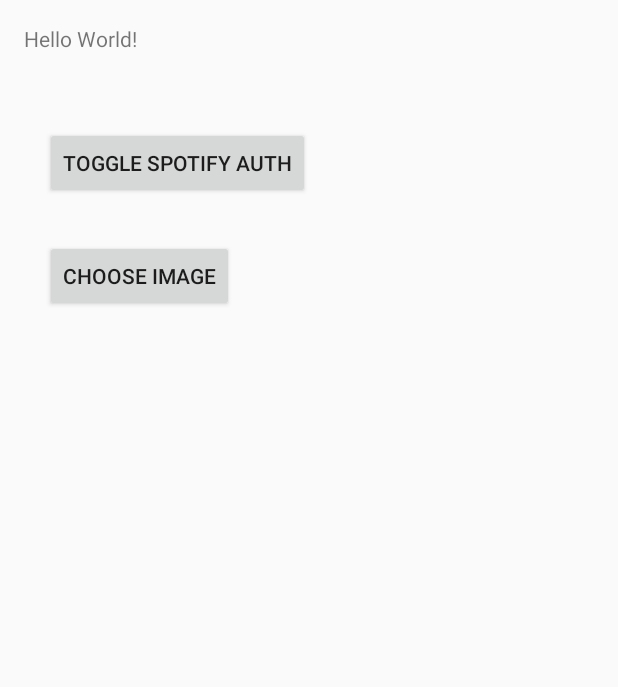
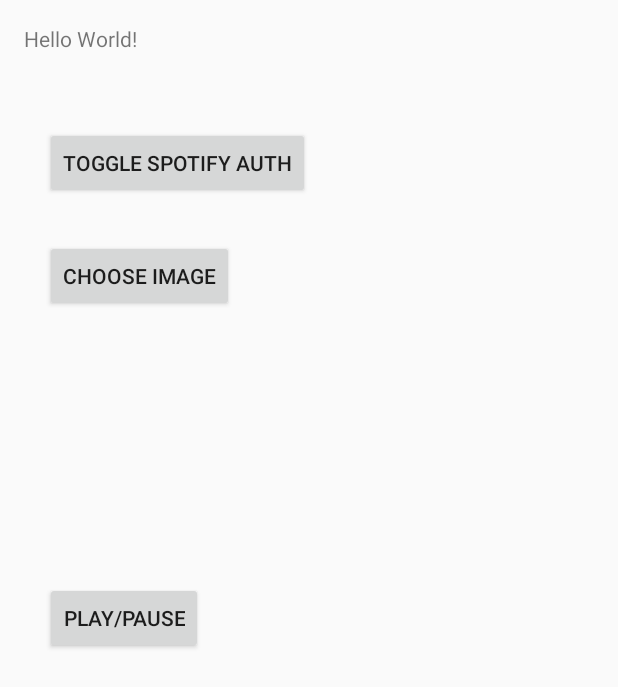
Before and after one commit to charlieCollins/MoodGenre, an Android app: the screen it shows after launch (MainActivity), on a phone screen of 412 x 824 dp. Shown: the top 687 px of the screen. Run offline under Robolectric (Android 15) with nearby library versions, the light colour scheme and no system bars; libraries missing offline, so code that uses them is left out: com.amazonaws.auth, com.amazonaws.mobileconnectors, com.amazonaws.regions, com.spotify.sdk, pl.aprilapps.easyphotopicker and 1 more; 13 statements that could not run were skipped.

Commit message:
Refactor MainActivity to separate operations into private methods, out of android lifecycle methods and callbacks.

```diff
--- a/app/src/main/java/moodgenre/spotify/com/moodgenre/MainActivity.java
+++ b/app/src/main/java/moodgenre/spotify/com/moodgenre/MainActivity.java
@@ -24,6 +24,8 @@ import com.spotify.sdk.android.authentication.AuthenticationResponse;
 import com.spotify.sdk.android.player.Config;
 import com.spotify.sdk.android.player.ConnectionStateCallback;
 import com.spotify.sdk.android.player.Error;
+import com.spotify.sdk.android.player.Metadata;
+import com.spotify.sdk.android.player.PlaybackState;
 import com.spotify.sdk.android.player.Player;
 import com.spotify.sdk.android.player.PlayerEvent;
 
@@ -39,26 +41,31 @@ import pl.aprilapps.easyphotopicker.EasyImageConfig;
 import pl.tajchert.nammu.Nammu;
 import pl.tajchert.nammu.PermissionCallback;
 
-import static android.R.attr.data;
 
-public class MainActivity extends Activity implements
-        SpotifyPlayer.NotificationCallback, ConnectionStateCallback {
+public class MainActivity extends Activity  {
 
     private static final int SPOTIFY_AUTH_REQUEST_CODE = 1738;
 
     private Button toggleAuthButton;
     private Button chooseImageButton;
+    private Button playPauseButton;
     private TextView label1;
 
-    private Player mPlayer;
+    private Player spotifyPlayer;
+    private ConnectionStateCallback spotifyConnectionStateCallback;
+    private Player.NotificationCallback spotifyPlayerNotificationCallback;
+    private Player.OperationCallback spotifyPlayerOperationCallback;
 
     @Override
     protected void onCreate(Bundle savedInstanceState) {
         super.onCreate(savedInstanceState);
         setContentView(R.layout.activity_main);
 
+        Log.d(Constants.TAG, "onCreate");
+
         toggleAuthButton = (Button) findViewById(R.id.button_toggle_spotify_auth);
         chooseImageButton = (Button) findViewById(R.id.button_choose_image);
+        playPauseButton = (Button) findViewById(R.id.button_play_pause);
         label1 = (TextView) findViewById(R.id.textView1);
 
         toggleAuthButton.setOnClickListener(new View.OnClickListener() {
@@ -67,19 +74,163 @@ public class MainActivity extends Activity implements
                 Toast.makeText(MainActivity.this, "click", Toast.LENGTH_SHORT).show();
             }
         });
+
         chooseImageButton.setOnClickListener(new View.OnClickListener() {
             @Override
             public void onClick(View v) {
                 ///Intent intent = new Intent(Intent.ACTION_PICK,
                 ///        android.provider.MediaStore.Images.Media.EXTERNAL_CONTENT_URI);
                 ///startActivityForResult(intent, IMAGE_PICKER_REQUEST_CODE);
-
                 EasyImage.openGallery(MainActivity.this, EasyImageConfig.REQ_PICK_PICTURE_FROM_GALLERY);
             }
         });
         chooseImageButton.setEnabled(false);
 
-        // permissions helper
+        playPauseButton.setOnClickListener(new View.OnClickListener() {
+            @Override
+            public void onClick(View v) {
+
+                // toggle spot pause/play
+
+                if (spotifyPlayer == null) {
+                    Toast.makeText(MainActivity.this, "Spotify player not ready", Toast.LENGTH_SHORT).show();
+                } else {
+                    // SpotifyPlayer provides init and connect methods; direct controls (play uri, pause, seek, skip, resume); and state (metadata and playbackstate)
+                    PlaybackState playbackState = spotifyPlayer.getPlaybackState();
+                    Metadata metadata = spotifyPlayer.getMetadata();
+                    if (playbackState.isPlaying) {
+                        spotifyPlayer.pause(spotifyPlayerOperationCallback);
+                    } else {
+
+                        if (playbackState.positionMs > 0) {
+                            // TODO how to tell if player is paused, just position > 0? or is there an actual pause state?
+                            spotifyPlayer.resume(spotifyPlayerOperationCallback);
+                        } else {
+                            // start the track
+                            spotifyPlayer.playUri(null, "spotify:track:7BKLCZ1jbUBVqRi2FVlTVw", 0, 0);
+                        }
+                    }
+                }
+            }
+        });
+
+        spotifyPlayerNotificationCallback = new Player.NotificationCallback() {
+            @Override
+            public void onPlaybackEvent(PlayerEvent playerEvent) {
+                Log.d(Constants.TAG, "Spotify player notif callback: playback event received: " + playerEvent.name());
+                handleSpotifyEvent(playerEvent);
+            }
+
+            @Override
+            public void onPlaybackError(Error error) {
+                Log.d(Constants.TAG, "Spotify player notif callback: playback error received: " + error.name());
+                handleSpotifyError(error);
+            }
+        };
+
+        // spotify player callback
+        spotifyConnectionStateCallback = new ConnectionStateCallback() {
+
+            @Override
+            public void onLoggedIn() {
+                Log.d(Constants.TAG, "Spotify connection callback: User logged in");
+            }
+
+            @Override
+            public void onLoggedOut() {
+                Log.d(Constants.TAG, "Spotify connection callback: user logged out");
+            }
+
+            @Override
+            public void onLoginFailed(Error e) {
+                Log.d(Constants.TAG, "Spotify connection callback: login failed: " + e.toString());
+            }
+
+            @Override
+            public void onTemporaryError() {
+                Log.d(Constants.TAG, "Spotify connection callback: temp error occurred");
+            }
+
+            @Override
+            public void onConnectionMessage(String message) {
+                Log.d(Constants.TAG, "Spotify connection callback: connection message: " + message);
+            }
+        };
+
+        spotifyPlayerOperationCallback = new Player.OperationCallback() {
+            @Override
+            public void onSuccess() {
+                Log.d(Constants.TAG, "Spotify operation callback: success");
+            }
+
+            @Override
+            public void onError(Error error) {
+                Log.d(Constants.TAG, "Spotify operation callback: error " + error.name());
+                Toast.makeText(MainActivity.this, "Spotify op error: " + error.name(), Toast.LENGTH_SHORT).show();
+            }
+        };
+
+        initFromOnCreate();
+    }
+
+    @Override
+    protected void onDestroy() {
+        Spotify.destroyPlayer(this);
+        super.onDestroy();
+    }
+
+    @Override
+    protected void onActivityResult(int requestCode, int resultCode, Intent intent) {
+        super.onActivityResult(requestCode, resultCode, intent);
+
+        Log.d(Constants.TAG, "onActivityResult");
+
+        // image picker callback
+        if (requestCode == EasyImageConfig.REQ_PICK_PICTURE_FROM_GALLERY) {
+            Log.d(Constants.TAG, "IMAGE_PICKER_REQUEST_CODE match, process response");
+
+            EasyImage.handleActivityResult(requestCode, resultCode, intent, this, new DefaultCallback() {
+                @Override
+                public void onImagePickerError(Exception e, EasyImage.ImageSource source, int type) {
+                    // TODO error
+                    Log.e(Constants.TAG, "EasyImage error:" + e.getMessage());
+                }
+
+                @Override
+                public void onImagePicked(File imageFile, EasyImage.ImageSource source, int type) {
+                    // TODO picked a file
+                    Log.d(Constants.TAG, "EasyImage picked file" + imageFile.getName());
+                }
+            });
+        }
+
+        // Spotify auth callback
+        if (requestCode == SPOTIFY_AUTH_REQUEST_CODE) {
+            Log.d(Constants.TAG, "SPOTIFY_AUTH_REQUEST_CODE match, process response");
+
+            AuthenticationResponse response = AuthenticationClient.getResponse(resultCode, intent);
+            Log.d(Constants.TAG, "response: " + response.toString());
+
+            if (response.getType() == AuthenticationResponse.Type.TOKEN) {
+                initSpotifyPlayer(response.getAccessToken());
+            }
+        }
+    }
+
+    //
+    // private
+    //
+
+    private void initFromOnCreate() {
+        checkPerms();
+
+        initAmazonAuth();
+
+        initSpotifyAuth();
+    }
+
+    private void checkPerms() {
+        // NAMMU permissions helper
         Nammu.init(this);
         int permissionCheck = ContextCompat.checkSelfPermission(this, Manifest.permission.WRITE_EXTERNAL_STORAGE);
         Log.d(Constants.TAG, "permission check:" + permissionCheck);
@@ -99,20 +250,13 @@ public class MainActivity extends Activity implements
         } else {
             chooseImageButton.setEnabled(true);
         }
+    }
 
-        Log.d(Constants.TAG, "onCreate");
+    //
+    // AMZN
+    //
 
-        // TODO check if already authed?
-        // Spotify auth
-        AuthenticationRequest.Builder builder =
-                new AuthenticationRequest.Builder(
-                        Constants.SPOTIFY_CLIENT_ID,
-                        AuthenticationResponse.Type.TOKEN,
-                        Constants.SPOTIFY_REDIRECT_URI);
-        builder.setScopes(new String[]{"user-read-private", "streaming"});
-        AuthenticationRequest request = builder.build();
-        AuthenticationClient.openLoginActivity(this, SPOTIFY_AUTH_REQUEST_CODE, request);
-
+    private void initAmazonAuth() {
         // AMZN
         // Initialize the Amazon Cognito credentials provider
         final CognitoCachingCredentialsProvider credentialsProvider =
@@ -143,52 +287,32 @@ public class MainActivity extends Activity implements
             }
         });
         */
-
-        Log.d(Constants.TAG, "AuthenticationClient LoginActivity opened");
     }
 
-    @Override
-    protected void onActivityResult(int requestCode, int resultCode, Intent intent) {
-        super.onActivityResult(requestCode, resultCode, intent);
+    //
+    // SPOT
+    //
 
-        Log.d(Constants.TAG, "onActivityResult");
-
-        // image picker callback
-        if (requestCode == EasyImageConfig.REQ_PICK_PICTURE_FROM_GALLERY) {
-            Log.d(Constants.TAG, "IMAGE_PICKER_REQUEST_CODE match, process response");
-
-            EasyImage.handleActivityResult(requestCode, resultCode, intent, this, new DefaultCallback() {
-                @Override
-                public void onImagePickerError(Exception e, EasyImage.ImageSource source, int type) {
-                    // TODO error
-                    Log.e(Constants.TAG, "EasyImage error:" + e.getMessage());
+    private void initSpotifyAuth() {
+        // TODO check if already authed?
+        AuthenticationRequest.Builder builder =
+                new AuthenticationRequest.Builder(
+                        Constants.SPOTIFY_CLIENT_ID,
+                        AuthenticationResponse.Type.TOKEN,
+                        Constants.SPOTIFY_REDIRECT_URI);
+        builder.setScopes(new String[]{"user-read-private", "streaming"});
+        AuthenticationRequest request = builder.build();
+        AuthenticationClient.openLoginActivity(this, SPOTIFY_AUTH_REQUEST_CODE, request);
     }
 
-                @Override
-                public void onImagePicked(File imageFile, EasyImage.ImageSource source, int type) {
-                    // TODO picked a file
-                    Log.d(Constants.TAG, "EasyImage picked file" + imageFile.getName());
-                }
-            });
-        }
-
-        // Spotify auth callback
-        if (requestCode == SPOTIFY_AUTH_REQUEST_CODE) {
-
-            Log.d(Constants.TAG, "SPOTIFY_AUTH_REQUEST_CODE match, process response");
-
-            AuthenticationResponse response = AuthenticationClient.getResponse(resultCode, intent);
-
-            Log.d(Constants.TAG, "response: " + response.toString());
-
-            if (response.getType() == AuthenticationResponse.Type.TOKEN) {
-                Config playerConfig = new Config(this, response.getAccessToken(), Constants.SPOTIFY_CLIENT_ID);
+    private void initSpotifyPlayer(String oauthToken) {
+        Config playerConfig = new Config(this, oauthToken, Constants.SPOTIFY_CLIENT_ID);
         Spotify.getPlayer(playerConfig, this, new SpotifyPlayer.InitializationObserver() {
             @Override
-                    public void onInitialized(SpotifyPlayer spotifyPlayer) {
-                        mPlayer = spotifyPlayer;
-                        mPlayer.addConnectionStateCallback(MainActivity.this);
-                        mPlayer.addNotificationCallback(MainActivity.this);
+            public void onInitialized(SpotifyPlayer player) {
+                spotifyPlayer = player;
+                spotifyPlayer.addConnectionStateCallback(spotifyConnectionStateCallback);
+                spotifyPlayer.addNotificationCallback(spotifyPlayerNotificationCallback);
             }
 
             @Override
@@ -197,60 +321,60 @@ public class MainActivity extends Activity implements
             }
         });
     }
-        }
-    }
 
-    @Override
-    protected void onDestroy() {
-        Spotify.destroyPlayer(this);
-        super.onDestroy();
-    }
+    private void handleSpotifyEvent(final PlayerEvent playerEvent) {
+        Log.d(Constants.TAG, "Spotify playerEvent:" + playerEvent.name());
 
-    @Override
-    public void onPlaybackEvent(PlayerEvent playerEvent) {
-        Log.d(Constants.TAG, "Playback event received: " + playerEvent.name());
         switch (playerEvent) {
-            // Handle event type as necessary
+
+            case kSpPlaybackEventAudioFlush:
+                break;
+            case kSpPlaybackNotifyAudioDeliveryDone:
+                break;
+            case kSpPlaybackNotifyBecameActive:
+                break;
+            case kSpPlaybackNotifyBecameInactive:
+                break;
+            case kSpPlaybackNotifyContextChanged:
+                break;
+            case kSpPlaybackNotifyLostPermission:
+                break;
+            case kSpPlaybackNotifyMetadataChanged:
+                break;
+            case kSpPlaybackNotifyNext:
+                break;
+            case kSpPlaybackNotifyPause:
+                break;
+            case kSpPlaybackNotifyPlay:
+                break;
+            case kSpPlaybackNotifyPrev:
+                break;
+            case kSpPlaybackNotifyRepeatOff:
+                break;
+            case kSpPlaybackNotifyRepeatOn:
+                break;
+            case kSpPlaybackNotifyShuffleOff:
+                break;
+            case kSpPlaybackNotifyShuffleOn:
+                break;
+            case kSpPlaybackNotifyTrackChanged:
+                break;
+            case kSpPlaybackNotifyTrackDelivered:
+                break;
+
             default:
                 break;
         }
     }
 
-    @Override
-    public void onPlaybackError(Error error) {
-        Log.d(Constants.TAG, "Playback error received: " + error.name());
+    private void handleSpotifyError(final Error error) {
+        Log.e(Constants.TAG, "Spotify Error:" + error.name());
+
         switch (error) {
-            // Handle error type as necessary
+            // corrupt track, add is playing, need perms, travel restriction, etc
             default:
                 break;
         }
     }
 
-    @Override
-    public void onLoggedIn() {
-        Log.d(Constants.TAG, "User logged in");
-
-        mPlayer.playUri(null, "spotify:track:7BKLCZ1jbUBVqRi2FVlTVw", 0, 0);
-
 }
-
-    @Override
-    public void onLoggedOut() {
-        Log.d(Constants.TAG, "User logged out");
-    }
-
-    @Override
-    public void onLoginFailed(Error e) {
-        Log.d(Constants.TAG, "Login failed: " + e.toString());
-    }
-
-    @Override
-    public void onTemporaryError() {
-        Log.d(Constants.TAG, "Temporary error occurred");
-    }
-
-    @Override
-    public void onConnectionMessage(String message) {
-        Log.d(Constants.TAG, "Received connection message: " + message);
-    }
-}
--- a/app/src/main/res/layout/activity_main.xml
+++ b/app/src/main/res/layout/activity_main.xml
@@ -37,4 +37,15 @@
         android:layout_alignStart="@+id/button_toggle_spotify_auth"
         android:layout_marginTop="27dp"
         android:id="@+id/button_choose_image" />
+
+    <Button
+        android:text="Play/Pause"
+        android:layout_width="wrap_content"
+        android:layout_height="wrap_content"
+        android:id="@+id/button_play_pause"
+        android:layout_centerVertical="true"
+        android:layout_alignLeft="@+id/button_choose_image"
+        android:layout_alignStart="@+id/button_choose_image" />
+
+
 </RelativeLayout>
```
Lines whose indentation alone changed are shown as unchanged.
